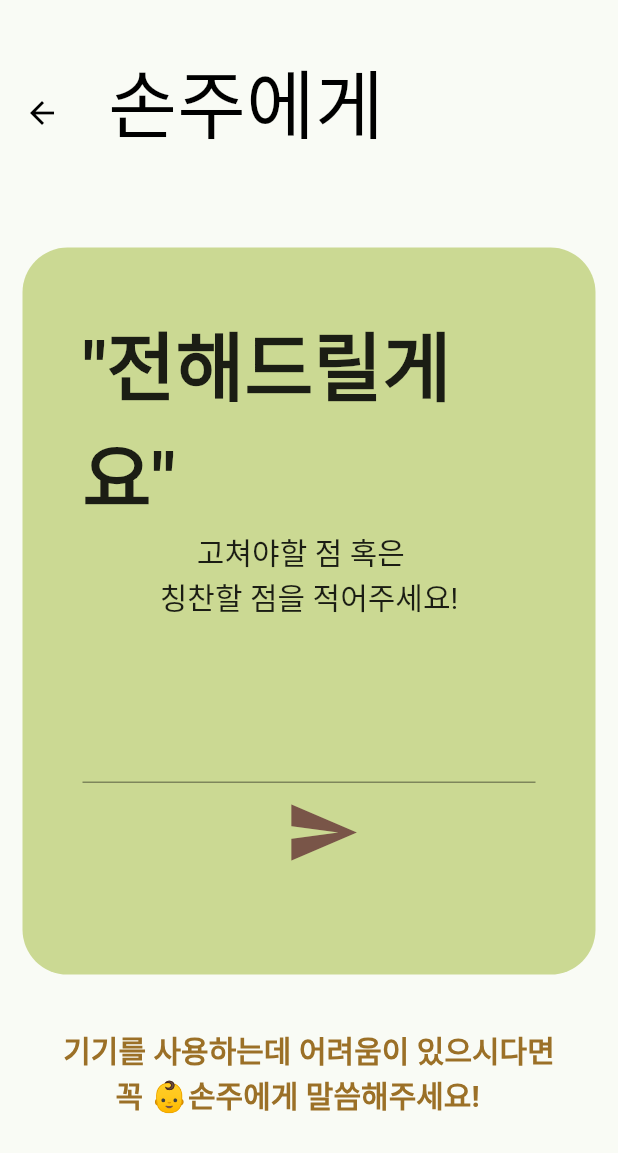
After one commit to JIEEEN/SMART-ME, a Flutter app: the FeedbackScreen screen opened directly, after a tap on the "send" icon, on a phone screen of 412 x 824 dp. The commit adds this screen. Shown: the top 1153 px of the screen. Run offline on Flutter 3.47's test engine with Material 2 defaults, Android fonts, the phone set to English and light mode, and no system bars; our stand-ins replace cloud_firestore, firebase_core; missing offline and left inert: slide_action; accounts and stored records are empty.

Commit message:
[ADD] feedback screen

```diff
--- a/lib/message/ios/ios_message.dart
+++ b/lib/message/ios/ios_message.dart
@@ -10,7 +10,7 @@ import 'package:smart_me/message/ios/ios_tutorial_message.dart';
 import 'package:smart_me/common/tutorial_dialog.dart';
 import 'package:smart_me/strings.dart';
 import 'package:smart_me/tutorial_end_screen.dart';
-import 'package:smart_me/suggestion/suggestion_screen.dart';
+import 'package:smart_me/suggestion/feedback_screen.dart';
 
 class IOSMessageScreen extends StatefulWidget {
   @override
@@ -283,7 +283,6 @@ class _IOSMessageScreen extends State<IOSMessageScreen> {
                                 else if (messageInput == "감사합니다.")
                                   {
                                     show("수고하셨습니다. 메시지 튜토리얼을 마치겠습니다.", true),
-                                    getData(),
                                     Future.delayed(Duration(milliseconds: 2000))
                                         .then(
                                       (onValue) => {
@@ -291,7 +290,7 @@ class _IOSMessageScreen extends State<IOSMessageScreen> {
                                             .push(MaterialPageRoute(
                                                 builder: (context) =>
                                                     // const EndTutorial())),
-                                                    SuggestionScreen())),
+                                                    FeedbackScreen())),
                                       },
                                     ),
                                   },
--- /dev/null
+++ b/lib/suggestion/feedback_screen.dart
@@ -0,0 +1,142 @@
+import 'package:cloud_firestore/cloud_firestore.dart';
+import 'package:flutter/material.dart';
+import 'package:intl/intl.dart';
+import 'package:firebase_core/firebase_core.dart';
+
+class FeedbackScreen extends StatefulWidget {
+  @override
+  _FeedbackScreen createState() => _FeedbackScreen();
+}
+
+class _FeedbackScreen extends State<FeedbackScreen> {
+  final db = FirebaseFirestore.instance;
+  final _feedbackController = TextEditingController();
+  final _feedbackNode = FocusNode();
+  String feedbackInput = '';
+  List<String> feedbackStringList = [];
+
+  @override
+  Widget build(BuildContext context) {
+    return Scaffold(
+      // 249 251 245
+      backgroundColor: Color.fromRGBO(249, 251, 245, 1),
+      appBar: AppBar(
+        toolbarHeight: 150.0,
+        backgroundColor: Color.fromRGBO(249, 251, 245, 1),
+        elevation: 0.0,
+        title: Text(
+          "\n손주에게\n",
+          style: TextStyle(
+            fontSize: 50.0,
+          ),
+        ),
+      ),
+      body: Column(
+        children: [
+          Stack(
+            children: [
+              //203 217 147
+              Container(
+                width: MediaQuery.of(context).size.width,
+                height: MediaQuery.of(context).size.height / 1.7,
+                padding: EdgeInsets.all(40.0),
+                margin: EdgeInsets.all(15.0),
+                decoration: BoxDecoration(
+                  borderRadius: BorderRadius.all(Radius.circular(30.0)),
+                  color: Color.fromRGBO(203, 217, 147, 1),
+                ),
+                child: Column(
+                  children: [
+                    Text(
+                      '"전해드릴게요"',
+                      style: TextStyle(
+                        fontSize: 50.0,
+                        fontWeight: FontWeight.bold,
+                      ),
+                    ),
+                    Text(
+                      "     고쳐야할 점 혹은 \n칭찬할 점을 적어주세요!",
+                      style: TextStyle(
+                          fontSize: 20.0, fontWeight: FontWeight.w400),
+                    ),
+                    Padding(
+                      padding: EdgeInsets.only(
+                        bottom: 50.0,
+                      ),
+                    ),
+                    TextFormField(
+                      controller: _feedbackController,
+                      focusNode: _feedbackNode,
+                      autofocus: false,
+                      style: TextStyle(
+                        fontSize: 30.0,
+                      ),
+                      decoration: InputDecoration(),
+                      onChanged: (value) {
+                        if (_feedbackNode.hasFocus) {
+                          _feedbackNode.requestFocus();
+                        }
+                      },
+                      onFieldSubmitted: (String str) => {
+                        setState(
+                          () => {
+                            feedbackInput = str,
+                            db.collection("stext").add(
+                              {
+                                "datetime": DateFormat('yyyy년 MM월 dd일')
+                                    .format(DateTime.now())
+                                    .toString(),
+                                "suggestion": feedbackInput,
+                              },
+                            ),
+                          },
+                        ),
+                        _feedbackController.clear(),
+                      },
+                    ),
+                    Row(
+                      children: [
+                        Expanded(child: Text('')),
+                        IconButton(
+                          icon: Icon(
+                            Icons.send,
+                            size: 50.0,
+                            color: Colors.brown,
+                          ),
+                          onPressed: () => {
+                            db.collection("stext").add(
+                              {
+                                "datetime": DateFormat('yyyy년 MM월 dd일')
+                                    .format(DateTime.now())
+                                    .toString(),
+                                "suggestion": _feedbackController.text,
+                              },
+                            ),
+                            _feedbackController.clear(),
+                          },
+                        ),
+                        Expanded(child: Text('')),
+                      ],
+                    ),
+                  ],
+                ),
+              ),
+            ],
+          ),
+          Padding(
+              padding: EdgeInsets.only(
+            bottom: 20.0,
+          )),
+          Text(
+            '기기를 사용하는데 어려움이 있으시다면\n       꼭 👶손주에게 말씀해주세요!',
+            style: TextStyle(
+              fontSize: 20.0,
+              color: Color.fromRGBO(155, 112, 39, 1),
+              fontWeight: FontWeight.bold,
+            ),
+          ),
+        ],
+      ),
+    );
+  }
+}
```
